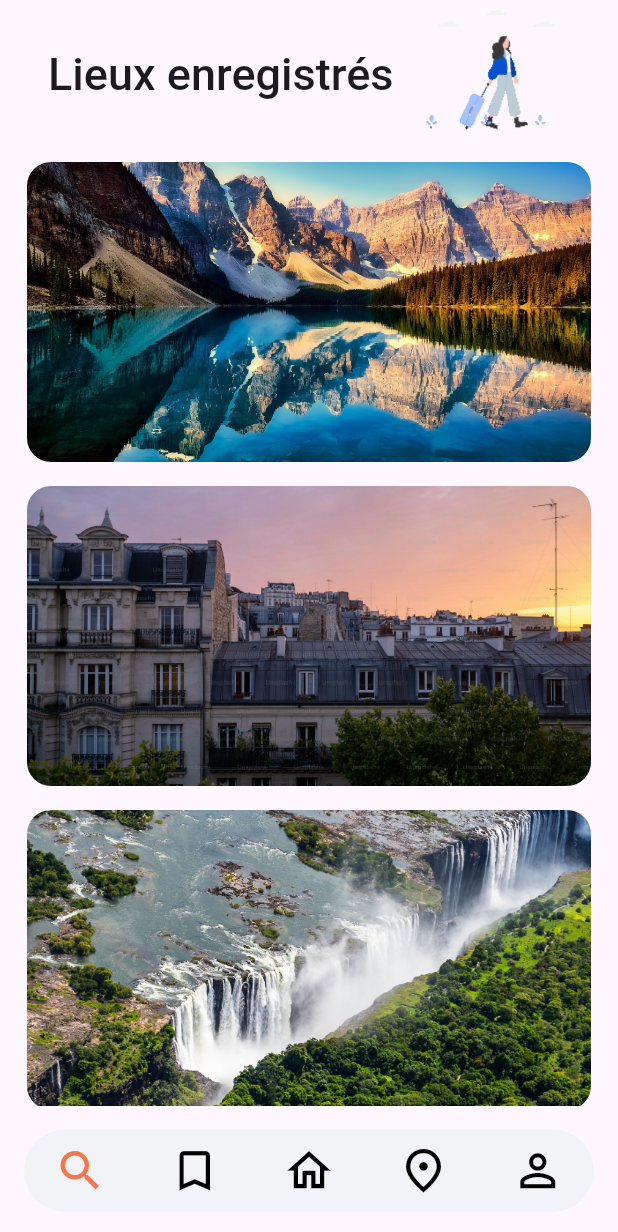
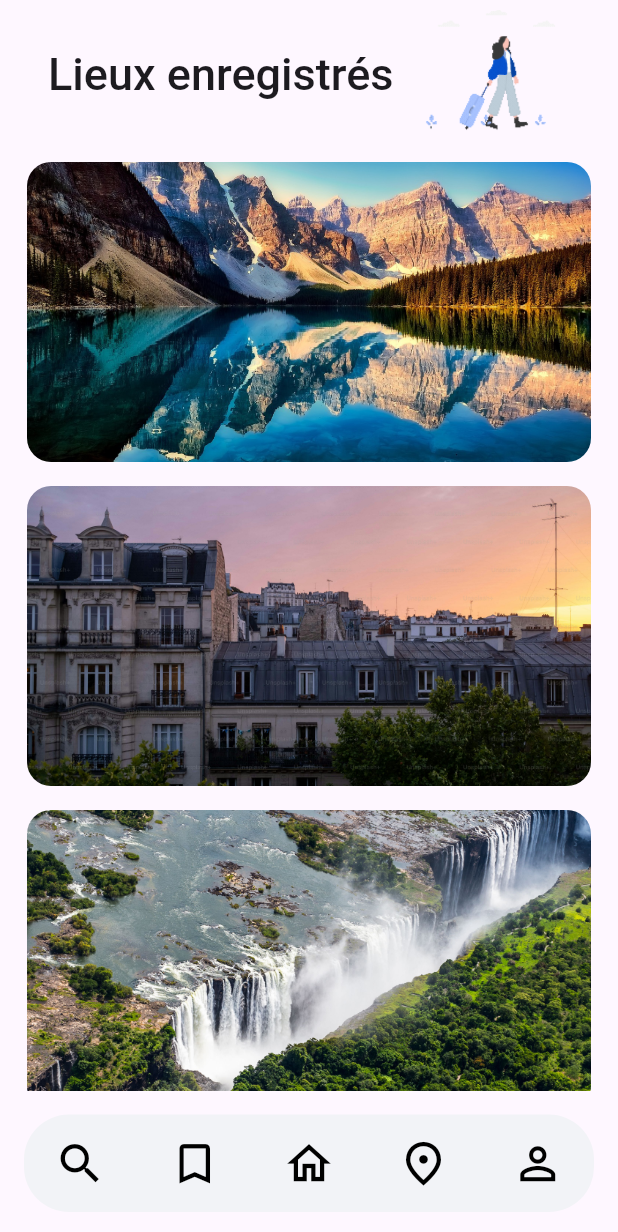
Before and after one commit to yahvya/school-voluptuaria, a Flutter app: the screen it shows after launch, item 2 of the bottom bar chosen, on a phone screen of 412 x 824 dp. Shown: the top 1232 px of the screen. Run offline on Flutter 3.47's test engine with Material 3 defaults, Android fonts, the phone set to English and light mode, and no system bars; our stand-ins replace font_awesome_flutter, go_router, lottie; Roboto replaces fonts that are missing (OpenSans-SemiBold).

Commit message:
update navigation bar

```diff
--- a/front-end/voluptuaria_front/lib/components/application-navbar.dart
+++ b/front-end/voluptuaria_front/lib/components/application-navbar.dart
@@ -1,3 +1,4 @@
+// Start of Selection
 import 'package:flutter/cupertino.dart';
 import 'package:flutter/material.dart';
 import 'package:voluptuaria_front/app/configs/application-routes.dart';
@@ -7,36 +8,40 @@
 import '../resources/themes/colors.dart';
 
 /// application navbar
-class ApplicationNavbar extends StatelessWidget{
+class ApplicationNavbar extends StatelessWidget {
+  final int? initialIndex;
+
+  ApplicationNavbar({this.initialIndex});
+
   @override
   Widget build(BuildContext context) {
     var routing = [
       {
-        "icon" : Icons.search,
-        "route" : ApplicationRoutes.HOME_SEARCH
+        "icon": Icons.search,
+        "route": ApplicationRoutes.HOME_SEARCH
       },
       {
-        "icon" : Icons.bookmark_border,
-        "route" : ApplicationRoutes.FAVORITES_PAGES
+        "icon": Icons.bookmark_border,
+        "route": ApplicationRoutes.FAVORITES_PAGES
       },
       {
-        "icon" : Icons.home_outlined,
-        "route" : ApplicationRoutes.HOME_PAGE
+        "icon": Icons.home_outlined,
+        "route": ApplicationRoutes.HOME_PAGE
       },
       {
-        "icon" : Icons.place_outlined,
-        "route" : ApplicationRoutes.TRAVEL_ROUTES_PAGE
+        "icon": Icons.place_outlined,
+        "route": ApplicationRoutes.TRAVEL_ROUTES_PAGE
       },
       {
-        "icon" : Icons.person_outline,
-        "route" : ApplicationRoutes.USER_PROFILE_PAGE
+        "icon": Icons.person_outline,
+        "route": ApplicationRoutes.USER_PROFILE_PAGE
       },
     ];
 
     return CustomNavigationBar(
-      currentIndex: 0,
       backgroundColor: upperBorderColor,
       borderRadius: 30.0,
+      initialIndex: initialIndex ?? -1,
       icons: routing.map((config) => config["icon"] as IconData).toList(),
       onIconTap: (index) {
         GoRouter.of(context).pushNamed(routing[index]["route"] as String);
--- a/front-end/voluptuaria_front/lib/components/navigation_bar.dart
+++ b/front-end/voluptuaria_front/lib/components/navigation_bar.dart
@@ -5,68 +5,58 @@ import 'package:voluptuaria_front/pages/travel_routes_page.dart';
 import 'package:voluptuaria_front/pages/user_profile_page.dart';
 import 'package:voluptuaria_front/resources/themes/colors.dart';
 
-class CustomNavigationBar extends StatelessWidget {
+class CustomNavigationBar extends StatefulWidget {
   final Color backgroundColor;
   final double borderRadius;
   final List<IconData> icons;
   final Function(int) onIconTap;
-  final int currentIndex;
+  final int initialIndex;
 
   CustomNavigationBar({
     required this.backgroundColor,
     this.borderRadius = 20.0,
     required this.icons,
     required this.onIconTap,
-    required this.currentIndex,
+    this.initialIndex = 2,
   }) : assert(icons.length == 5, 'Must provide exactly 5 icons.');
 
+  @override
+  _CustomNavigationBarState createState() => _CustomNavigationBarState();
+}
+
+class _CustomNavigationBarState extends State<CustomNavigationBar> {
+  late int currentIndex;
+
+  @override
+  void initState() {
+    super.initState();
+    currentIndex = widget.initialIndex;
+  }
+
   void _handleNavigation(BuildContext context, int index) {
-    onIconTap(index);
-
-    Widget? nextPage;
-    switch (index) {
-      case 0:
-        nextPage = HomePage();
-        break;
-      case 1:
-        nextPage = UserWishListPage();
-        break;
-      case 2:
-        nextPage = HomePage();
-        break;
-      case 3:
-        nextPage = TravelRoutesPage();
-        break;
-      case 4:
-        nextPage = UserProfilePage();
-        break;
-    }
-
-    if (nextPage != null) {
-      Navigator.pushReplacement(
-        context,
-        MaterialPageRoute(builder: (context) => nextPage!),
-      );
-    }
+    setState(() {
+      currentIndex = index;
+    });
+    widget.onIconTap(index);
   }
 
   @override
   Widget build(BuildContext context) {
     return Container(
       decoration: BoxDecoration(
-        color: backgroundColor,
-        borderRadius: BorderRadius.circular(borderRadius),
+        color: widget.backgroundColor,
+        borderRadius: BorderRadius.circular(widget.borderRadius),
       ),
-      padding: const EdgeInsets.symmetric(vertical: 10, horizontal: 20),
+      padding: const EdgeInsets.symmetric(vertical: 15, horizontal: 20),
       child: Row(
         mainAxisAlignment: MainAxisAlignment.spaceBetween,
-        children: List.generate(icons.length, (index) {
+        children: List.generate(widget.icons.length, (index) {
           return GestureDetector(
             onTap: () => _handleNavigation(context, index),
             child: Icon(
-              icons[index],
+              widget.icons[index],
               size: 35,
-              color: index == currentIndex ? specialColor : Colors.black,
+              color: currentIndex == index ? specialColor : Colors.black,
             ),
           );
         }),
```
